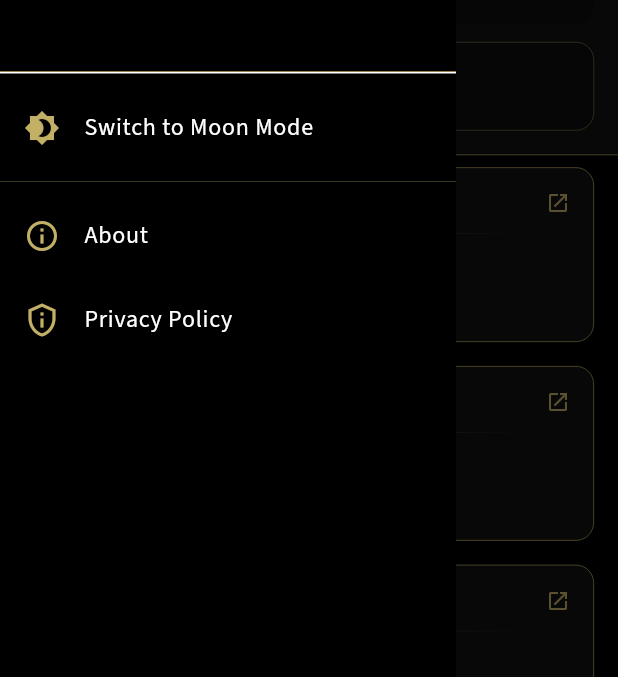
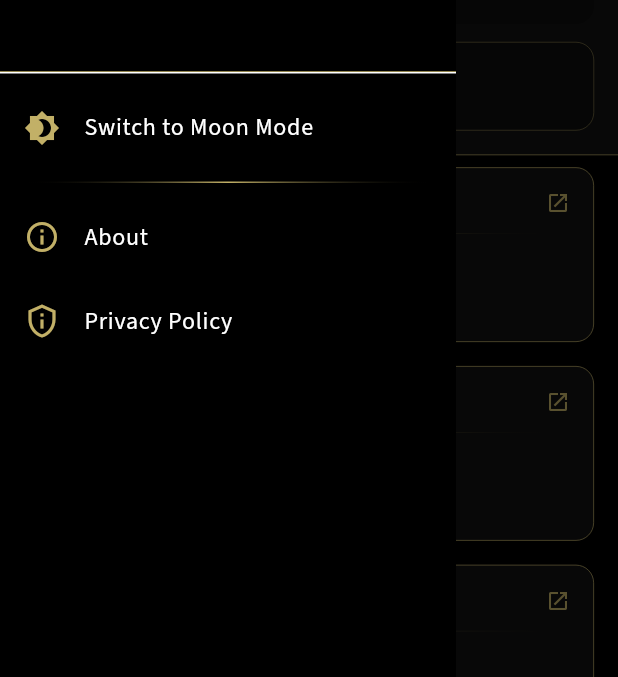
Before and after one commit to phaylali/Tifinagh-Fonts-Viewer, a Flutter app: the screen it shows after launch, with the side drawer open, on a phone screen of 412 x 824 dp, the part 168-845 px from its top. Run offline on Flutter 3.47's test engine with Material 3 defaults, Android fonts, the phone set to English and light mode, and no system bars; our stand-ins replace flutter_riverpod, go_router, google_fonts, shared_preferences; project files that could hold a hidden picture were left out.

Commit message:
feat: Replace AppDrawer's About and Privacy navigation with custom dialogs and introduce a new FadingGoldDivider widget.

```diff
--- /dev/null
+++ b/lib/widgets/fading_gold_divider.dart
@@ -0,0 +1,26 @@
+import 'package:flutter/material.dart';
+import 'package:tifinagh_fonts_viewer/core/theme.dart';
+
+class FadingGoldDivider extends StatelessWidget {
+  final double verticalMargin;
+  final double horizontalMargin;
+
+  const FadingGoldDivider({
+    super.key,
+    this.verticalMargin = 16,
+    this.horizontalMargin = 16,
+  });
+
+  @override
+  Widget build(BuildContext context) {
+    return Container(
+      height: 1,
+      width: double.infinity,
+      margin: EdgeInsets.symmetric(
+        vertical: verticalMargin,
+        horizontal: horizontalMargin,
+      ),
+      decoration: const BoxDecoration(gradient: AppColors.goldFadeGradient),
+    );
+  }
+}
```
Also changed, not shown: lib/widgets/app_drawer.dart (+113 -4 lines).
